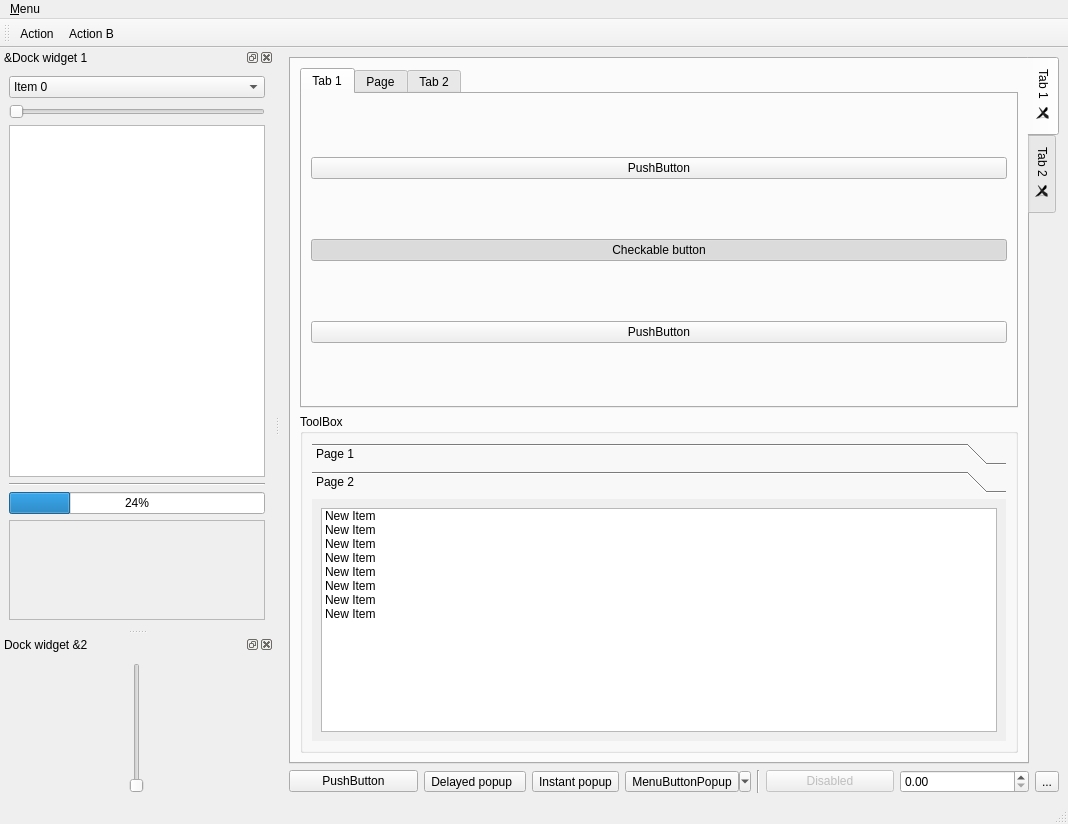
Above: example/ui/example.ui from ColinDuquesnoy/QDarkStyleSheet before the change. Below: the same form after it.
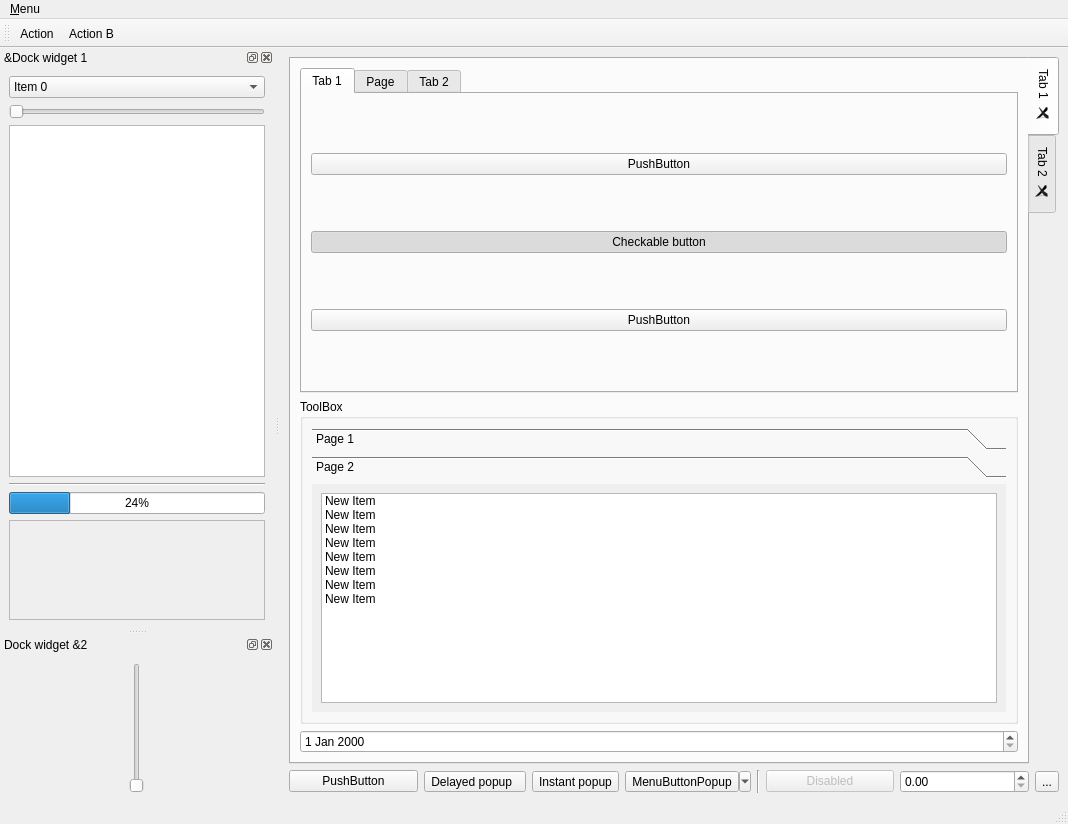
That is the form after the change.

Commit message: Add a QDateEdit to example

Patch:
```diff
--- a/example/ui/example.ui
+++ b/example/ui/example.ui
@@ -65,8 +65,8 @@
                <rect>
                 <x>0</x>
                 <y>0</y>
-                <width>718</width>
-                <height>227</height>
+                <width>697</width>
+                <height>210</height>
                </rect>
               </property>
               <attribute name="label">
@@ -211,6 +211,9 @@
           </widget>
          </widget>
         </item>
+        <item row="2" column="0">
+         <widget class="QDateEdit" name="dateEdit"/>
+        </item>
        </layout>
       </widget>
       <widget class="QWidget" name="tab_2">
```
Left out of the diff: 6 changed lines with no effect on the pictures. The commit also changes 3 other files.
